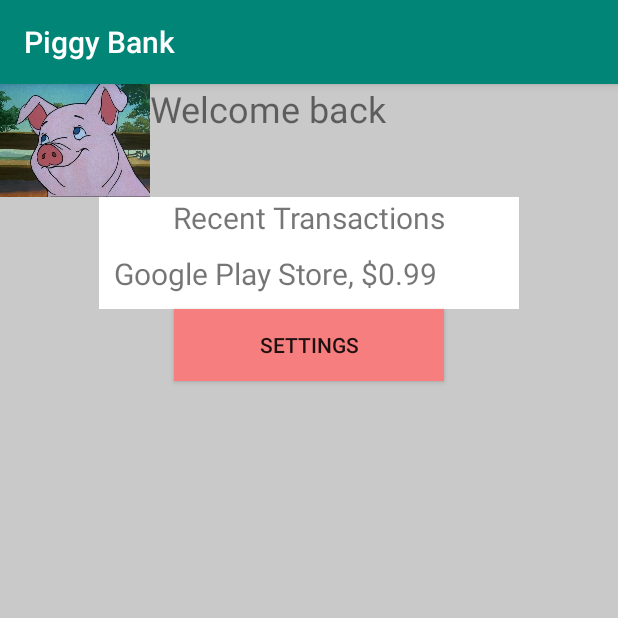
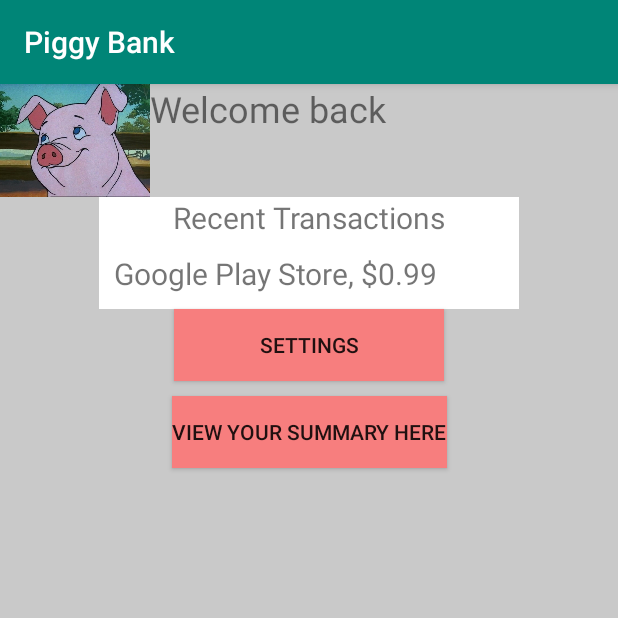
Before and after one commit to thaovyvan/PiggyBank, an Android app: the screen it shows after launch (welcomeActivity), after a tap on "SIGN IN OR REGISTER", on a phone screen of 412 x 824 dp, the top half of it. Run offline under Robolectric (Android 15) with nearby library versions, the phone set to English and light mode, and no system bars; our stand-ins replace Firebase (no records; nobody signed in at launch, a user with empty details on screens opened directly).

Commit message:
summary button

```diff
--- a/app/src/main/res/layout/activity_welcome.xml
+++ b/app/src/main/res/layout/activity_welcome.xml
@@ -59,7 +59,19 @@
         app:layout_constraintLeft_toLeftOf="parent"
         app:layout_constraintRight_toRightOf="parent"/>
 
-
+    <Button
+        android:id="@+id/summary_button"
+        android:layout_margin="10dp"
+        android:layout_width="wrap_content"
+        android:layout_height="wrap_content"
+        android:text="View your summary here"
+        android:textAllCaps="true"
+        android:background="@color/darkPinkish"
+        android:textAlignment="center"
+        android:onClick="goToSettings"
+        app:layout_constraintTop_toBottomOf="@id/settings_button"
+        app:layout_constraintLeft_toLeftOf="parent"
+        app:layout_constraintRight_toRightOf="parent"/>
 
 
 </androidx.constraintlayout.widget.ConstraintLayout>
```
